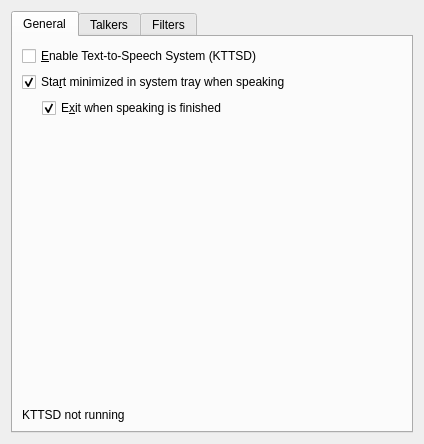
KDE/jovie, file kcmkttsmgr/kcmkttsmgrwidget.ui: the form before one commit.
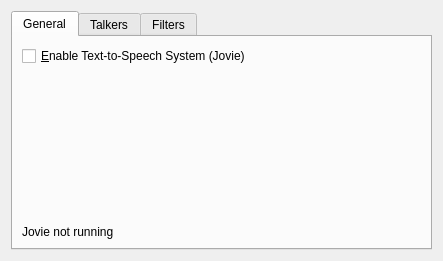
The form after the commit. Custom widgets are drawn as their Qt base class.

Commit message: Rename kitty to jovie enough to build

Diff of the .ui file:
```diff
--- a/kcmkttsmgr/kcmkttsmgrwidget.ui
+++ b/kcmkttsmgr/kcmkttsmgrwidget.ui
@@ -7,8 +7,8 @@
    <rect>
     <x>0</x>
     <y>0</y>
-    <width>424</width>
-    <height>444</height>
+    <width>443</width>
+    <height>261</height>
    </rect>
   </property>
   <property name="sizePolicy">
@@ -34,14 +34,14 @@
        <string comment="General, as title of window">General</string>
       </attribute>
       <layout class="QGridLayout">
-       <item row="4" column="0">
+       <item row="2" column="0">
         <widget class="QLabel" name="kttsdVersion">
          <property name="text">
-          <string>KTTSD not running</string>
+          <string>Jovie not running</string>
          </property>
         </widget>
        </item>
-       <item row="3" column="0">
+       <item row="1" column="0">
         <spacer>
          <property name="orientation">
           <enum>Qt::Vertical</enum>
@@ -57,59 +57,13 @@
          </property>
         </spacer>
        </item>
-       <item row="2" column="0">
-        <layout class="QHBoxLayout">
-         <item>
-          <spacer>
-           <property name="orientation">
-            <enum>Qt::Horizontal</enum>
-           </property>
-           <property name="sizeType">
-            <enum>QSizePolicy::Fixed</enum>
-           </property>
-           <property name="sizeHint" stdset="0">
-            <size>
-             <width>20</width>
-             <height>0</height>
-            </size>
-           </property>
-          </spacer>
-         </item>
-         <item>
-          <widget class="QCheckBox" name="autoexitMgrCheckBox">
-           <property name="whatsThis">
-            <string>When checked, and KTTSMgr was automatically started when speech began, automatically exits when speech has finished.  Does not automatically exit if KTTSMgr was started manually or started from the System Settings.</string>
-           </property>
-           <property name="text">
-            <string>E&amp;xit when speaking is finished</string>
-           </property>
-           <property name="checked">
-            <bool>true</bool>
-           </property>
-          </widget>
-         </item>
-        </layout>
-       </item>
-       <item row="1" column="0">
-        <widget class="QCheckBox" name="autostartMgrCheckBox">
-         <property name="whatsThis">
-          <string>When checked, if KTTSMgr is not already running and speech begins, starts KTTSMgr and displays an icon in the system tray.  &lt;em&gt;Note&lt;/em&gt;: KTTSMgr only automatically starts for text jobs having 5 sentences or more.</string>
-         </property>
-         <property name="text">
-          <string>Sta&amp;rt minimized in system tray when speaking</string>
-         </property>
-         <property name="checked">
-          <bool>true</bool>
-         </property>
-        </widget>
-       </item>
        <item row="0" column="0">
         <widget class="QCheckBox" name="enableKttsdCheckBox">
          <property name="whatsThis">
           <string>Check to start the KTTS Daemon and enable Text-to-Speech.</string>
          </property>
          <property name="text">
-          <string>&amp;Enable Text-to-Speech System (KTTSD)</string>
+          <string>&amp;Enable Text-to-Speech System (Jovie)</string>
          </property>
         </widget>
        </item>
```
Left out of the diff: 6 changed lines with no effect on the pictures. The commit also changes 36 other files.
